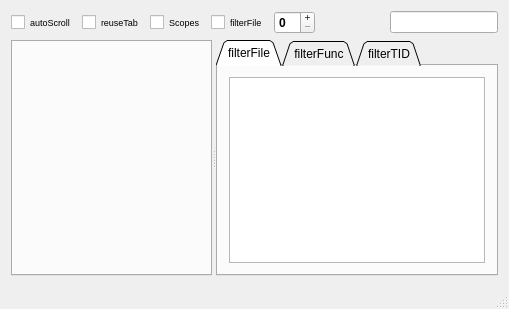
Old version of the form trace_server/mainwindow.ui in the repository mojmir-svoboda/DbgToolkit.
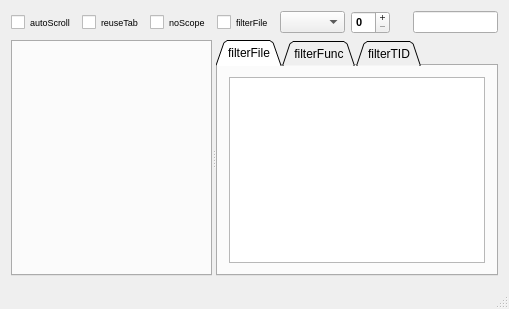
New version of the form.

Commit message: + saving more server state + load/save presets for filtering

```diff
--- a/trace_server/mainwindow.ui
+++ b/trace_server/mainwindow.ui
@@ -49,7 +49,7 @@
          </font>
         </property>
         <property name="text">
-         <string>Scopes</string>
+         <string>noScope</string>
         </property>
        </widget>
       </item>
@@ -65,10 +65,23 @@
         </property>
        </widget>
       </item>
+      <item>
+       <widget class="QComboBox" name="presetComboBox">
+        <property name="font">
+         <font>
+          <pointsize>7</pointsize>
+         </font>
+        </property>
+        <property name="sizeAdjustPolicy">
+         <enum>QComboBox::AdjustToContents</enum>
+        </property>
+       </widget>
+      </item>
       <item>
        <widget class="QSpinBox" name="levelSpinBox">
         <property name="font">
          <font>
+          <pointsize>8</pointsize>
           <weight>75</weight>
           <bold>true</bold>
          </font>
```
The commit also changes 9 other files.
